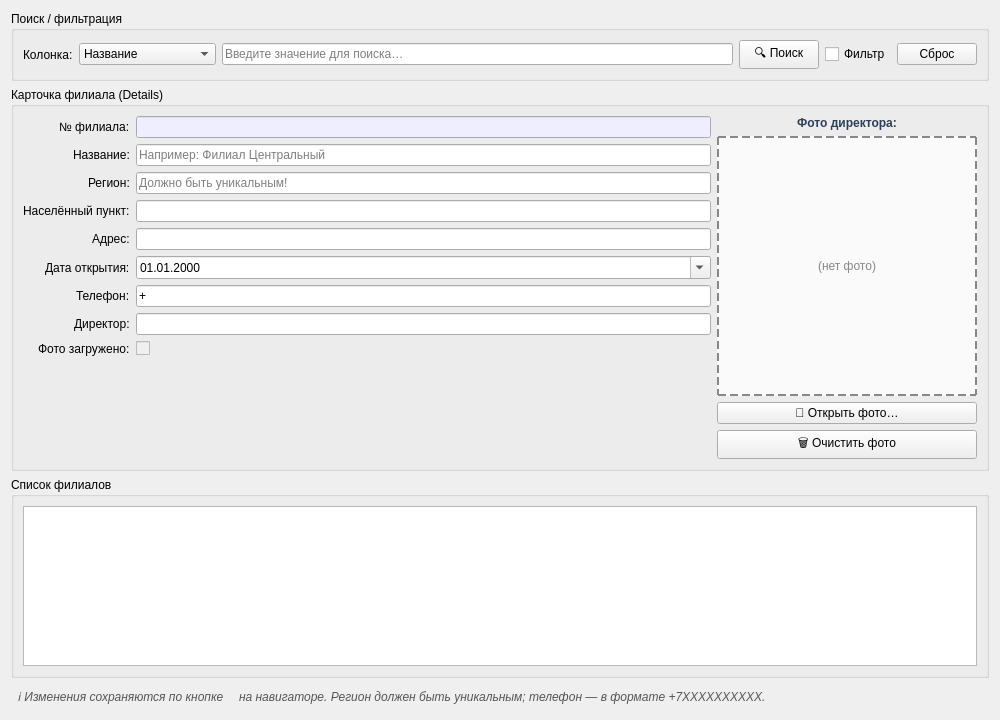
Qt form ui/branch_office_details_form.ui (klmnkv/lab3) before a commit.
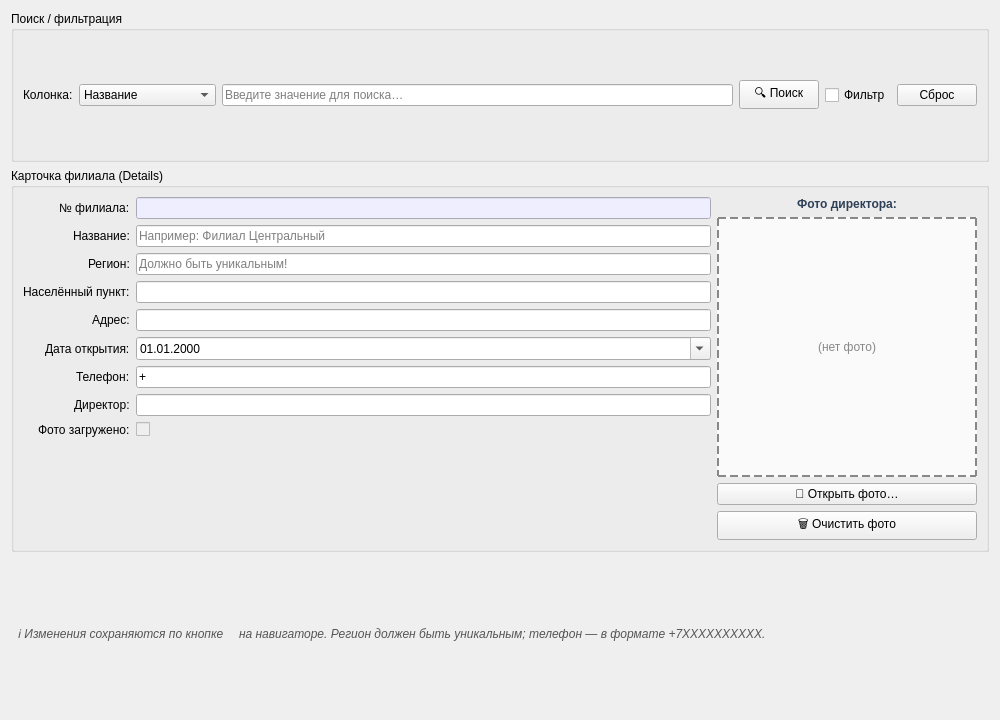
The same form after that commit.

Commit message:
lab2: hide bottom list in Branch_office and Product details forms
Remove the bottom DataGridView (QTableView inside groupGrid) from both
lab 2 details forms so only the card (Details) representation is
visible. Create the QTableView programmatically as a hidden widget so
NavigationToolbar and QDataWidgetMapper still have a current-row anchor
for navigation and record sync.

```diff
--- a/ui/branch_office_details_form.ui
+++ b/ui/branch_office_details_form.ui
@@ -262,33 +262,6 @@
     </widget>
    </item>
 
-   <!-- ============================================== -->
-   <!-- DataGridView — список всех филиалов            -->
-   <!-- ============================================== -->
-   <item>
-    <widget class="QGroupBox" name="groupGrid">
-     <property name="title">
-      <string>Список филиалов</string>
-     </property>
-     <layout class="QVBoxLayout" name="gridLayout">
-      <item>
-       <widget class="QTableView" name="tableView">
-        <property name="alternatingRowColors"><bool>true</bool></property>
-        <property name="selectionBehavior">
-         <enum>QAbstractItemView::SelectRows</enum>
-        </property>
-        <property name="selectionMode">
-         <enum>QAbstractItemView::SingleSelection</enum>
-        </property>
-        <property name="editTriggers">
-         <set>QAbstractItemView::NoEditTriggers</set>
-        </property>
-       </widget>
-      </item>
-     </layout>
-    </widget>
-   </item>
-
    <!-- Подсказка -->
    <item>
     <widget class="QLabel" name="labelHint">
```
The commit also changes 2 other files.
